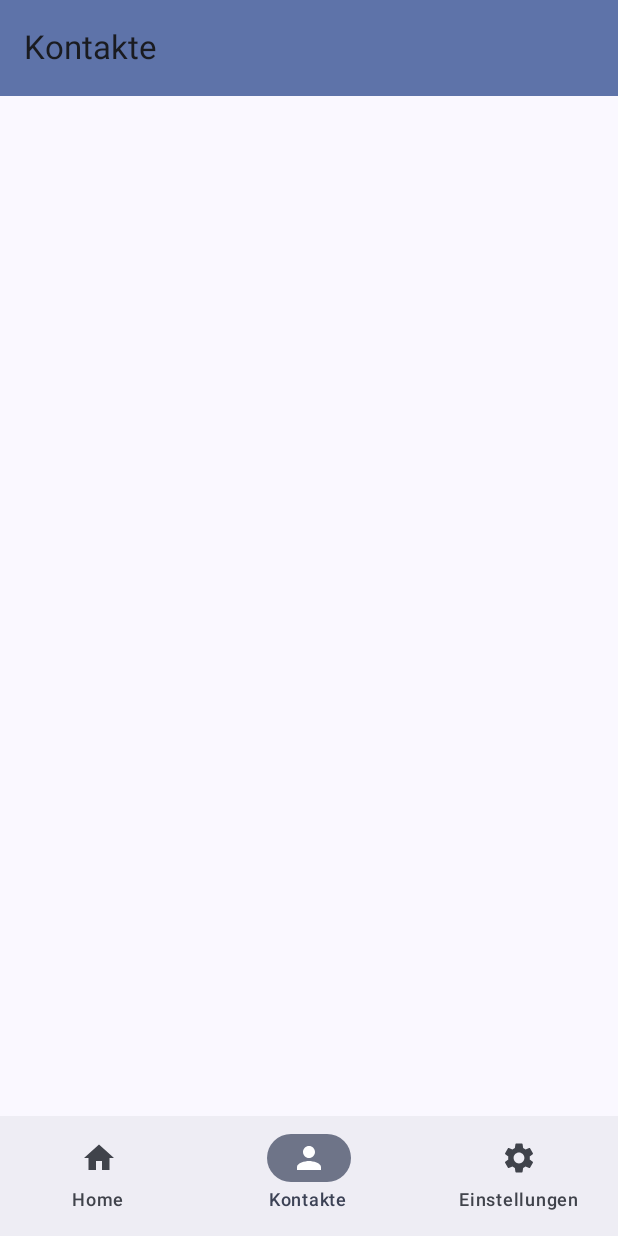
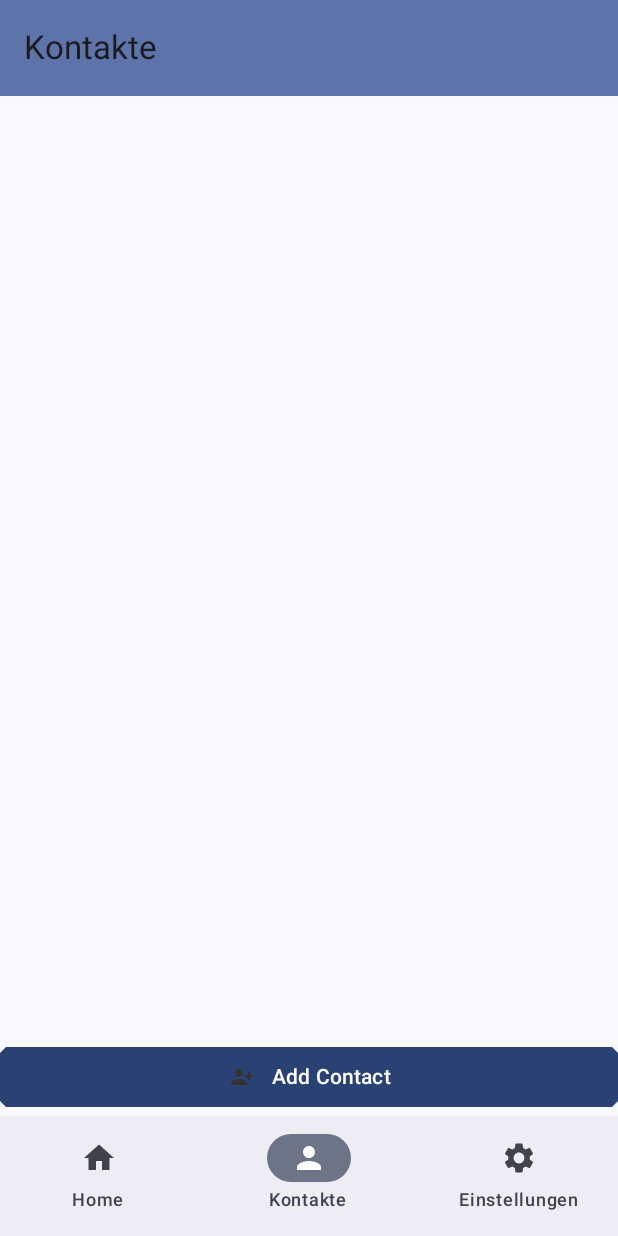
Before and after one commit to teko-L-TIN-22-Di-a/ChatStuff, an Android app built with Jetpack Compose: the screen it shows after launch (MainActivity), item 2 of the bottom bar chosen, on a phone screen of 412 x 824 dp. Run offline under Robolectric (Android 15) with nearby library versions, the phone set to English and light mode, and no system bars; our stand-ins replace Firebase (no records; nobody signed in at launch, a user with empty details on screens opened directly).

Commit message:
add Contact button

```diff
--- a/app/src/main/java/com/example/chatapp/ContactsScreen.kt
+++ b/app/src/main/java/com/example/chatapp/ContactsScreen.kt
@@ -7,19 +7,26 @@ import androidx.compose.foundation.layout.Arrangement
 import androidx.compose.foundation.layout.Column
 import androidx.compose.foundation.layout.Row
 import androidx.compose.foundation.layout.Spacer
+import androidx.compose.foundation.layout.fillMaxHeight
+import androidx.compose.foundation.layout.fillMaxWidth
 import androidx.compose.foundation.layout.height
 import androidx.compose.foundation.layout.padding
 import androidx.compose.foundation.layout.size
 import androidx.compose.foundation.layout.width
 import androidx.compose.foundation.lazy.LazyColumn
 import androidx.compose.foundation.lazy.items
+import androidx.compose.foundation.rememberScrollState
 import androidx.compose.foundation.shape.CircleShape
+import androidx.compose.foundation.shape.CutCornerShape
+import androidx.compose.foundation.verticalScroll
+import androidx.compose.material3.Button
 import androidx.compose.material3.MaterialTheme
 import androidx.compose.material3.Text
 import androidx.compose.runtime.Composable
 import androidx.compose.ui.Modifier
 import androidx.compose.ui.draw.clip
 import androidx.compose.ui.res.painterResource
+import androidx.compose.ui.tooling.preview.Preview
 import androidx.compose.ui.unit.dp
 import com.example.chatapp.data.DatabaseState
 import com.example.chatapp.models.Friend
@@ -70,10 +77,111 @@ fun ContactScreen(
             ContactCard(contact, onContactClick = {onContactClick(contact)})
         }
     }
+    /* Add Contact Button */
+
+    Column(
+        Modifier.fillMaxHeight(),
+        verticalArrangement = Arrangement.SpaceBetween
+    ) {
+
+        Column(
+            modifier = Modifier
+                .verticalScroll(rememberScrollState())
+                .weight(1f, false)
+        ) {}
+
+        Button(
+            onClick = {},
+            shape = CutCornerShape(10),
+            modifier = Modifier
+                .padding(vertical = 2.dp)
+                .fillMaxWidth()
+        ) {
+            Image(
+                painterResource(id = R.drawable.add_contact),
+                contentDescription ="Add Contact button icon",
+                modifier = Modifier
+                    .size(20.dp)
+                    .padding(vertical = 2.dp)
+            )
+            Text(text = "Add Contact",Modifier.padding(start = 10.dp))
+        }
+    }
 }
 
-//@Preview
-//@Composable
-//fun ContactPreview() {
-//    ContactScreen(contacts = SampleDataContacts.contactsSample)
-//}
+@Preview
+@Composable
+fun ContactCard() {
+    Row(modifier = Modifier.clickable {}) {
+        Image(
+            painter = painterResource(R.drawable.hito), // replace with user icon
+            contentDescription = "Contact profile picture", //idc
+            modifier = Modifier
+                .size(52.dp)
+                .clip(CircleShape)
+                .border(1.5.dp, MaterialTheme.colorScheme.primary, CircleShape)
+        )
+
+        Spacer(modifier = Modifier.width(8.dp))
+
+        Column {
+            Text(
+                text = "Testkontakt",
+                color = MaterialTheme.colorScheme.primary,
+                style = MaterialTheme.typography.titleSmall)
+            Spacer(modifier = Modifier.height(4.dp))
+
+
+            Text(
+                text = "friend.excerpt",
+                color = MaterialTheme.colorScheme.secondary,
+                modifier = Modifier.padding(all = 4.dp),
+                maxLines = 1,
+                style = MaterialTheme.typography.bodyMedium
+            )
+
+        }
+    }
+}
+@Preview
+@Composable
+fun ContactScreen() {
+    LazyColumn(
+        verticalArrangement = Arrangement.spacedBy(16.dp),
+        modifier = Modifier.padding(16.dp)) {
+        items(2) {contact ->
+            ContactCard()
+        }
+    }
+
+    Column(
+        Modifier.fillMaxHeight(),
+        verticalArrangement = Arrangement.SpaceBetween
+    ) {
+
+        Column(
+            modifier = Modifier
+                .verticalScroll(rememberScrollState())
+                .weight(1f, false)
+        ) {
+            //...
+        }
+
+        Button(
+            onClick = {},
+            shape = CutCornerShape(10),
+            modifier = Modifier
+                .padding(vertical = 2.dp)
+                .fillMaxWidth()
+        ) {
+            Image(
+                painterResource(id = R.drawable.add_contact),
+                contentDescription ="Add Contact button icon",
+                modifier = Modifier
+                    .size(20.dp)
+                    .padding(vertical = 2.dp)
+            )
+            Text(text = "Add Contact",Modifier.padding(start = 10.dp))
+        }
+    }
+}
--- a/app/src/main/java/com/example/chatapp/data/DatabaseState.kt
+++ b/app/src/main/java/com/example/chatapp/data/DatabaseState.kt
@@ -2,6 +2,7 @@ package com.example.chatapp.data
 
 import com.example.chatapp.models.Conversation
 import com.example.chatapp.models.Friend
+import com.example.chatapp.models.User
 import com.google.firebase.Firebase
 import com.google.firebase.auth.FirebaseAuth
 import com.google.firebase.auth.auth
@@ -10,5 +11,6 @@ data class DatabaseState(
     val auth: FirebaseAuth = Firebase.auth,
     val friendList: List<Friend> = listOf(),
     val conversationList: List<Conversation> = listOf(),
-    val conversation: Conversation = Conversation(listOf(), listOf())
+    val conversation: Conversation = Conversation(listOf(), listOf()),
+    val users: List<User> = listOf()
 )
--- a/app/src/main/java/com/example/chatapp/models/Generic.kt
+++ b/app/src/main/java/com/example/chatapp/models/Generic.kt
@@ -1,11 +1,11 @@
 package com.example.chatapp.models
 
 import com.google.firebase.Timestamp
-import java.time.LocalDate
 
 data class Contact(val uid: Int, val name: String, val excerpt: String, val profilePicture: Int)
 data class Message(val uid: String = "", val timestamp: Timestamp = Timestamp.now(), val text: String = "")
 data class Friend(val email: String, val name: String, val uid: String)
+data class User(val email: String, val name: String, val uid: String)
 data class Conversation(
     val messages: List<Message>? = listOf(),
     val users: List<String>? = listOf()
--- /dev/null
+++ b/app/src/main/res/drawable-anydpi/add_contact.xml
@@ -0,0 +1,11 @@
+<vector xmlns:android="http://schemas.android.com/apk/res/android"
+    android:width="24dp"
+    android:height="24dp"
+    android:viewportWidth="24"
+    android:viewportHeight="24"
+    android:tint="#333333"
+    android:alpha="0.6">
+  <path
+      android:fillColor="@android:color/white"
+      android:pathData="M13,8c0,-2.21 -1.79,-4 -4,-4S5,5.79 5,8s1.79,4 4,4S13,10.21 13,8zM15,10v2h3v3h2v-3h3v-2h-3V7h-2v3H15zM1,18v2h16v-2c0,-2.66 -5.33,-4 -8,-4S1,15.34 1,18z"/>
+</vector>
```
Also changed, not shown: app/src/main/res/drawable-hdpi/add_contact.png (added), app/src/main/res/drawable-mdpi/add_contact.png (added), app/src/main/res/drawable-xhdpi/add_contact.png (added), app/src/main/res/drawable-xxhdpi/add_contact.png (added).
